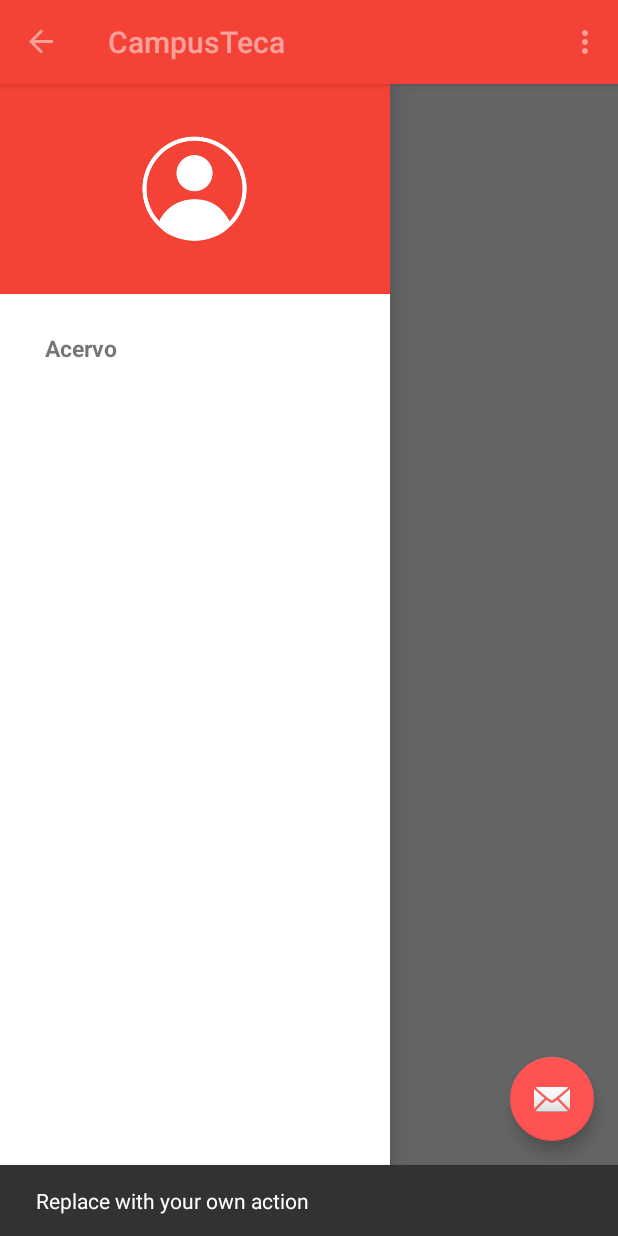
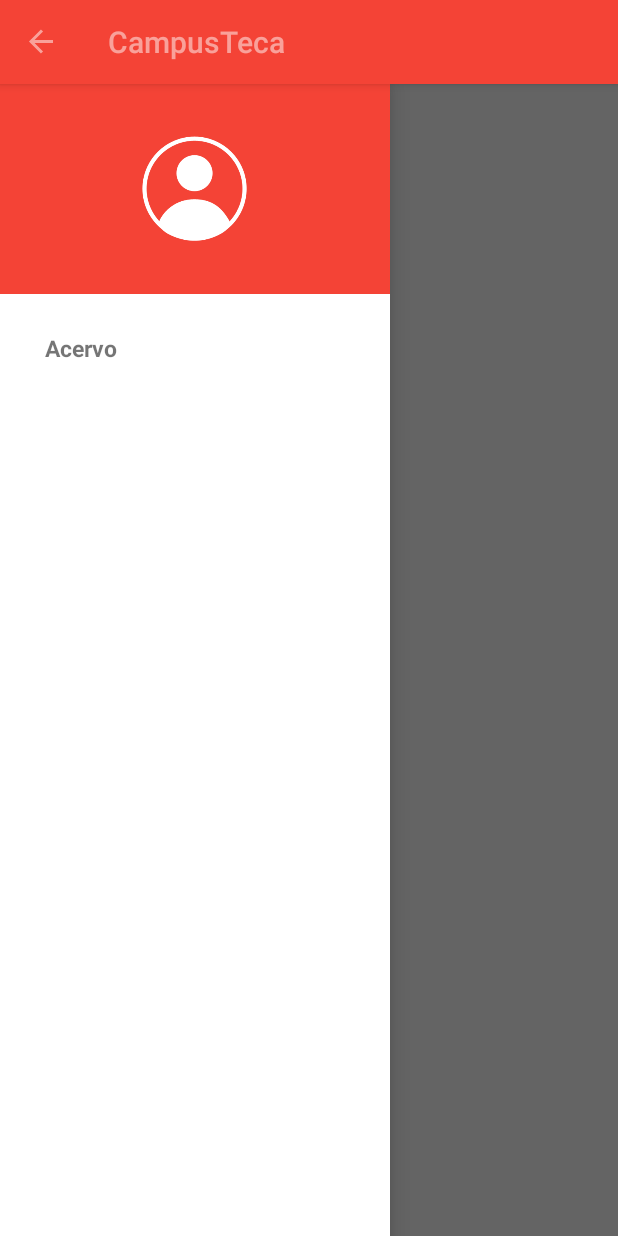
Before and after one commit to pablobedoya/CampusTeca, an Android app: the screen it shows after launch (MainActivity), after a tap on "Open", on a phone screen of 412 x 824 dp. Run offline under Robolectric (Android 15) with nearby library versions, the phone set to English and light mode, and no system bars; 1 other tap on this screen came first.

Commit message:
Removing FloatingActionButton from MainActivity #2

```diff
--- a/app/src/main/java/br/ufrn/imd/campusteca/MainActivity.java
+++ b/app/src/main/java/br/ufrn/imd/campusteca/MainActivity.java
@@ -19,47 +19,17 @@
     protected void onCreate(Bundle savedInstanceState) {
         super.onCreate(savedInstanceState);
         setContentView(R.layout.activity_main);
+
         Toolbar toolbar = (Toolbar) findViewById(R.id.toolbar);
         setSupportActionBar(toolbar);
-
-        FloatingActionButton fab = (FloatingActionButton) findViewById(R.id.fab);
-        fab.setOnClickListener(new View.OnClickListener() {
-            @Override
-            public void onClick(View view) {
-                Snackbar.make(view, "Replace with your own action", Snackbar.LENGTH_LONG)
-                        .setAction("Action", null).show();
-            }
-        });
 
         drawer = (FragmentDrawer) getSupportFragmentManager().findFragmentById(R.id.fragment_navigation_drawer);
         drawer.setUp(R.id.fragment_navigation_drawer, (DrawerLayout) findViewById(R.id.drawer_layout), toolbar);
         drawer.setDrawerListener(this);
-
-    }
-
-    @Override
-    public boolean onCreateOptionsMenu(Menu menu) {
-        // Inflate the menu; this adds items to the action bar if it is present.
-        getMenuInflater().inflate(R.menu.menu_main, menu);
-        return true;
-    }
-
-    @Override
-    public boolean onOptionsItemSelected(MenuItem item) {
-        // Handle action bar item clicks here. The action bar will
-        // automatically handle clicks on the Home/Up button, so long
-        // as you specify a parent activity in AndroidManifest.xml.
-        int id = item.getItemId();
-
-        //noinspection SimplifiableIfStatement
-        if (id == R.id.action_settings) {
-            return true;
-        }
-
-        return super.onOptionsItemSelected(item);
     }
 
     @Override
     public void onDrawerItemSelected(View view, int position) {
+
     }
 }
--- a/app/src/main/res/layout/activity_main.xml
+++ b/app/src/main/res/layout/activity_main.xml
@@ -17,9 +17,4 @@
 
     <include layout="@layout/content_main" />
 
-    <android.support.design.widget.FloatingActionButton android:id="@+id/fab"
-        android:layout_width="wrap_content" android:layout_height="wrap_content"
-        android:layout_gravity="bottom|end" android:layout_margin="@dimen/fab_margin"
-        android:src="@android:drawable/ic_dialog_email" />
-
 </android.support.design.widget.CoordinatorLayout>
```
Also changed, not shown: app/src/main/AndroidManifest.xml (line endings or trailing spaces).
